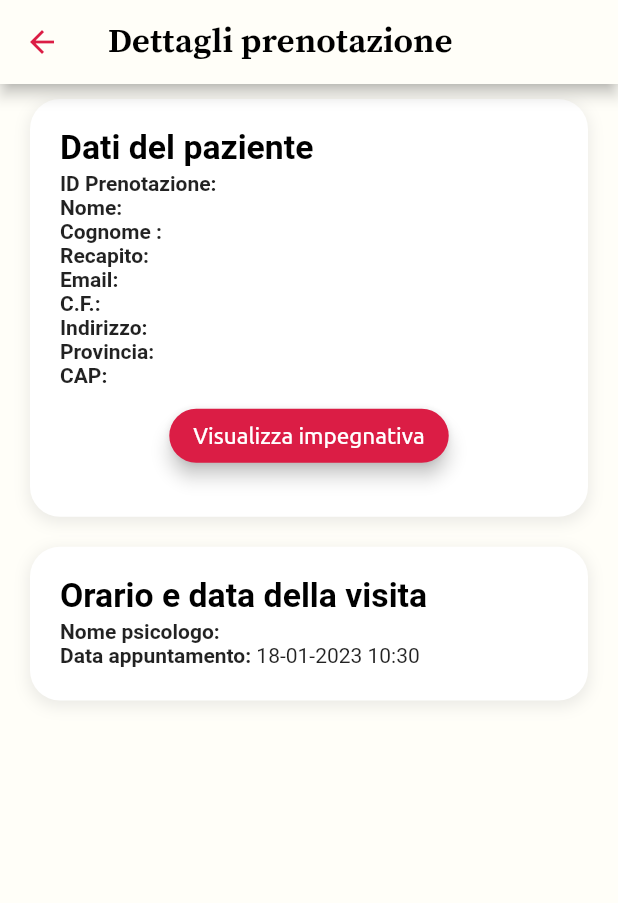
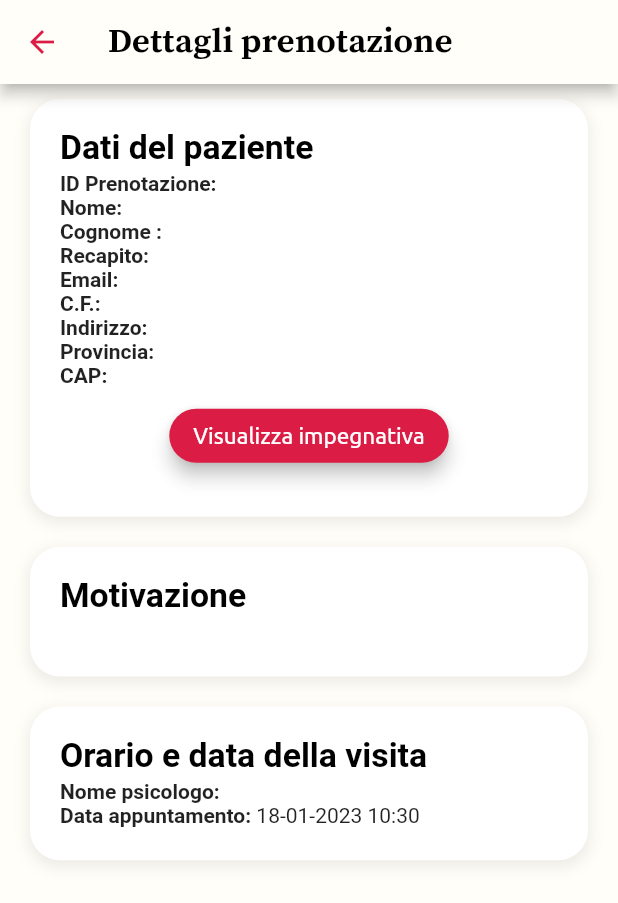
Before and after one commit to KLS-01/Report.it, a Flutter app: the InformazioniPrenotazione screen opened directly with empty values, on a phone screen of 412 x 824 dp. Shown: the top 903 px of the screen. Run offline on Flutter 3.47's test engine with Material 2 defaults, Android fonts, the phone set to English and light mode, and no system bars; our stand-ins replace carousel_slider, cloud_firestore, date_time_picker, expandable, file_picker, firebase_auth and 6 more; missing offline and left inert: dart:ffi, flutter_phone_direct_caller, syncfusion_flutter_pdfviewer, time_picker_widget; accounts and stored records are empty.

Commit message:
Modifiche GPSP [anche GIC, GA]
- cambiato il primary swatch con palette esterna
- GPSP aggiunto container per la visualizzazione della motivazione
- GIC aggiustato carosello
- GA aggiustato bug tastiera

```diff
--- a/lib/presentation/pages/pages_GA/authentication_wrapper.dart
+++ b/lib/presentation/pages/pages_GA/authentication_wrapper.dart
@@ -1,4 +1,4 @@
- import 'package:firebase_auth/firebase_auth.dart';
+import 'package:firebase_auth/firebase_auth.dart';
 import 'package:flutter/material.dart';
 import 'package:provider/provider.dart';
 
@@ -13,6 +13,6 @@ class AuthenticationWrapper extends StatelessWidget {
     if (firebaseUser != null) {
       return HomePage();
     }
-    return const LoginPage();
+    return LoginPage();
   }
 }
--- a/lib/presentation/pages/pages_GA/login_home_page.dart
+++ b/lib/presentation/pages/pages_GA/login_home_page.dart
@@ -7,9 +7,14 @@ import '../../../domain/repository/authentication_controller.dart';
 import 'authentication_wrapper.dart';
 import '../navigation_animations.dart';
 
-class LoginPage extends StatelessWidget {
-  const LoginPage({super.key});
+class LoginPage extends StatefulWidget {
+  LoginPage({super.key});
 
+  @override
+  State<LoginPage> createState() => _LoginPageState();
+}
+
+class _LoginPageState extends State<LoginPage> {
   @override
   Widget build(BuildContext context) {
     String userWorker = 'WRK';
@@ -18,7 +23,6 @@ class LoginPage extends StatelessWidget {
     final TextEditingController passwordController = TextEditingController();
     final TextEditingController emailController = TextEditingController();
     final _formKey = GlobalKey<FormState>();
-
     late SnackBar snackBar;
     late String loginOutcome;
 
--- a/lib/presentation/pages/pages_GIC/informativa_contatti_page.dart
+++ b/lib/presentation/pages/pages_GIC/informativa_contatti_page.dart
@@ -37,7 +37,7 @@ class _InformativaState extends State<Informativa> {
               options: CarouselOptions(
                 enableInfiniteScroll: true,
                 viewportFraction: 1,
-                height: MediaQuery.of(context).size.height * 0.52,
+                height: MediaQuery.of(context).size.height * 0.6,
                 onPageChanged: (index, reason) {
                   setState(() {
                     _current = index;
--- a/lib/presentation/pages/pages_GPSP/informazioni_prenotazione_page.dart
+++ b/lib/presentation/pages/pages_GPSP/informazioni_prenotazione_page.dart
@@ -197,6 +197,32 @@ class _InformazioniPrenotazione extends State<InformazioniPrenotazione> {
               ),
             ),
           ),
+          Container(
+            decoration: ThemeText.boxDettaglio,
+            padding: const EdgeInsets.symmetric(vertical: 10, horizontal: 20),
+            margin: const EdgeInsets.symmetric(vertical: 10, horizontal: 20),
+            child: InputDecorator(
+              decoration: const InputDecoration(
+                labelText: 'Motivazione',
+                labelStyle: ThemeText.titoloDettaglio,
+                border: InputBorder.none,
+              ),
+              child: Column(
+                children: [
+                  Row(
+                    children: [
+                      Expanded(
+                        child: Text(
+                          prenotazione.descrizione,
+                          overflow: TextOverflow.fade,
+                        ),
+                      ),
+                    ],
+                  ),
+                ],
+              ),
+            ),
+          ),
           //TODO: -------------------------------------QUA INIZIA IL SECONDO----------------------------------------------------
           if (utente.tipo == TipoUtente.OperatoreCup &&
               prenotazione.getDataPrenotazione == null)
--- a/lib/presentation/widget/styles.dart
+++ b/lib/presentation/widget/styles.dart
@@ -1,9 +1,27 @@
 import 'package:flutter/material.dart';
+
+class Palette {
+  static const MaterialColor coloriPalette = MaterialColor(
+    0xFFDB1D45, // 0%
+    <int, Color>{
+      50: Color(0xFFDB1D45), //10%
+      100: Color(0xFFDB1D45), //20%
+      200: Color(0xFFDB1D45), //30%
+      300: Color(0xFFDB1D45), //40%
+      400: Color(0xFFDB1D45), //50%
+      500: Color(0xFFDB1D45), //60%
+      600: Color(0xFFDB1D45), //70%
+      700: Color(0xFFDB1D45), //80%
+      800: Color(0xFFDB1D45), //90%
+      900: Color(0xFFDB1D45), //100%
+    },
+  );
+} //
 
 abstract class ThemeText {
   static ThemeData theme = ThemeData(
     backgroundColor: const Color.fromRGBO(255, 254, 248, 1),
-    primarySwatch: Colors.red,
+    primarySwatch: Palette.coloriPalette,
     visualDensity: VisualDensity.adaptivePlatformDensity,
   );
 
```
